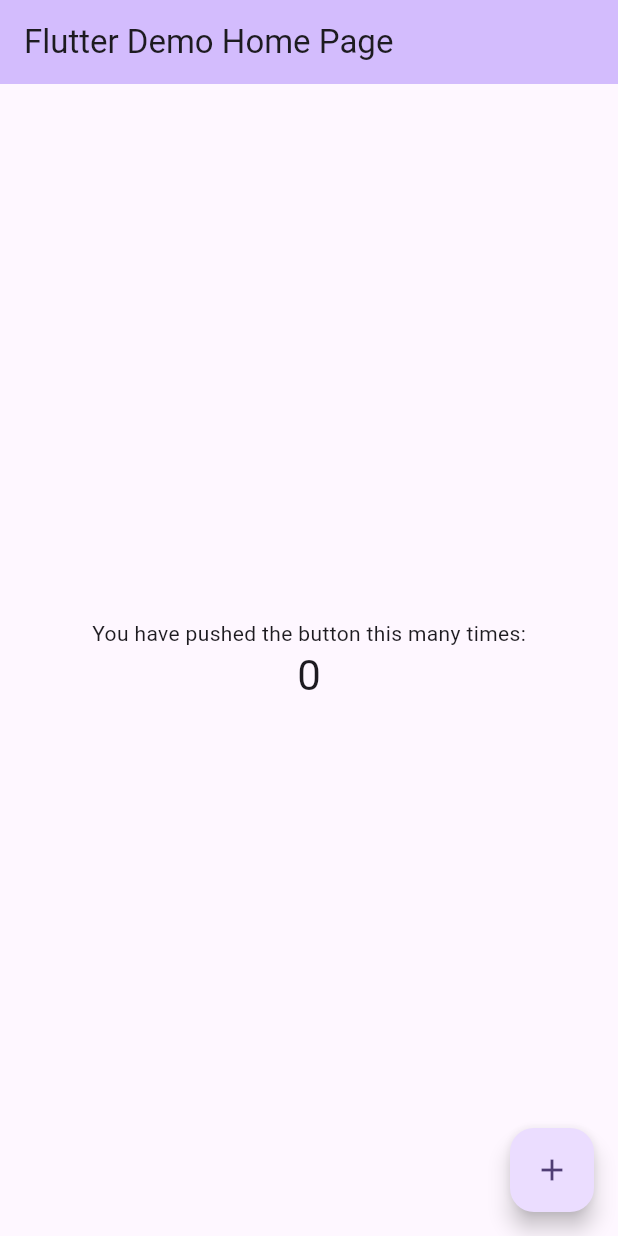
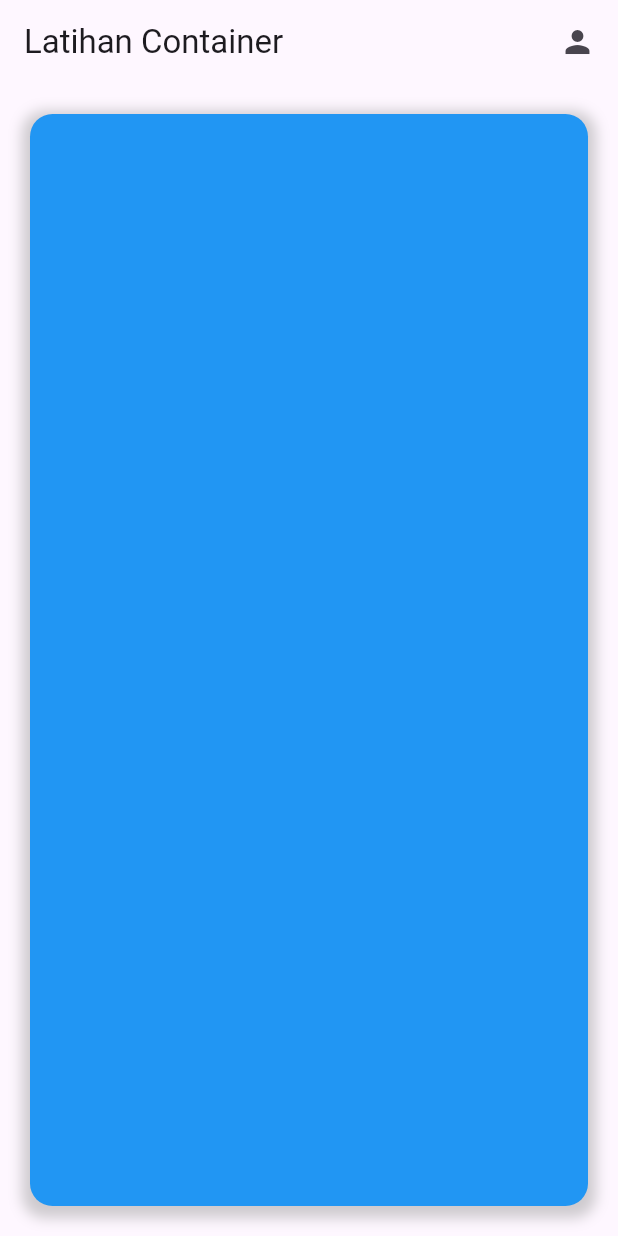
Before and after one commit to KbDevs12/tugas_week_5_112315059, a Flutter app: the screen it shows after launch, on a phone screen of 412 x 824 dp. Run offline on Flutter 3.47's test engine with Material 3 defaults, Android fonts, the phone set to English and light mode, and no system bars.

Commit message:
creating home

```diff
--- /dev/null
+++ b/lib/core.dart
@@ -0,0 +1,7 @@
+/*
+We believe, the class name must be unique.
+If there is a conflicting class name in this file,
+it means you have to rename it to something more unique.
+fileCount: 1
+*/
+export 'package:week_5/core_package.dart';
--- a/lib/main.dart
+++ b/lib/main.dart
@@ -11,112 +11,45 @@ class MyApp extends StatelessWidget {
   @override
   Widget build(BuildContext context) {
     return MaterialApp(
-      title: 'Flutter Demo',
+      title: 'Latihan Container',
       theme: ThemeData(
-        // This is the theme of your application.
-        //
-        // TRY THIS: Try running your application with "flutter run". You'll see
-        // the application has a purple toolbar. Then, without quitting the app,
-        // try changing the seedColor in the colorScheme below to Colors.green
-        // and then invoke "hot reload" (save your changes or press the "hot
-        // reload" button in a Flutter-supported IDE, or press "r" if you used
-        // the command line to start the app).
-        //
-        // Notice that the counter didn't reset back to zero; the application
-        // state is not lost during the reload. To reset the state, use hot
-        // restart instead.
-        //
-        // This works for code too, not just values: Most code changes can be
-        // tested with just a hot reload.
+        useMaterial3: true,
         colorScheme: ColorScheme.fromSeed(seedColor: Colors.deepPurple),
       ),
-      home: const MyHomePage(title: 'Flutter Demo Home Page'),
+      debugShowCheckedModeBanner: false,
+      home: const MyHome(title: 'Latihan Container'),
     );
   }
 }
 
-class MyHomePage extends StatefulWidget {
-  const MyHomePage({super.key, required this.title});
-
-  // This widget is the home page of your application. It is stateful, meaning
-  // that it has a State object (defined below) that contains fields that affect
-  // how it looks.
-
-  // This class is the configuration for the state. It holds the values (in this
-  // case the title) provided by the parent (in this case the App widget) and
-  // used by the build method of the State. Fields in a Widget subclass are
-  // always marked "final".
-
-  final String title;
-
-  @override
-  State<MyHomePage> createState() => _MyHomePageState();
-}
-
-class _MyHomePageState extends State<MyHomePage> {
-  int _counter = 0;
-
-  void _incrementCounter() {
-    setState(() {
-      // This call to setState tells the Flutter framework that something has
-      // changed in this State, which causes it to rerun the build method below
-      // so that the display can reflect the updated values. If we changed
-      // _counter without calling setState(), then the build method would not be
-      // called again, and so nothing would appear to happen.
-      _counter++;
-    });
-  }
+class MyHome extends StatelessWidget {
+  const MyHome({super.key, required this.title});
 
   @override
   Widget build(BuildContext context) {
-    // This method is rerun every time setState is called, for instance as done
-    // by the _incrementCounter method above.
-    //
-    // The Flutter framework has been optimized to make rerunning build methods
-    // fast, so that you can just rebuild anything that needs updating rather
-    // than having to individually change instances of widgets.
     return Scaffold(
       appBar: AppBar(
-        // TRY THIS: Try changing the color here to a specific color (to
-        // Colors.amber, perhaps?) and trigger a hot reload to see the AppBar
-        // change color while the other colors stay the same.
-        backgroundColor: Theme.of(context).colorScheme.inversePrimary,
-        // Here we take the value from the MyHomePage object that was created by
-        // the App.build method, and use it to set our appbar title.
-        title: Text(widget.title),
+        title: Text(title),
+        actions: [Icon(Icons.person), SizedBox(width: 15)],
       ),
-      body: Center(
-        // Center is a layout widget. It takes a single child and positions it
-        // in the middle of the parent.
-        child: Column(
-          // Column is also a layout widget. It takes a list of children and
-          // arranges them vertically. By default, it sizes itself to fit its
-          // children horizontally, and tries to be as tall as its parent.
-          //
-          // Column has various properties to control how it sizes itself and
-          // how it positions its children. Here we use mainAxisAlignment to
-          // center the children vertically; the main axis here is the vertical
-          // axis because Columns are vertical (the cross axis would be
-          // horizontal).
-          //
-          // TRY THIS: Invoke "debug painting" (choose the "Toggle Debug Paint"
-          // action in the IDE, or press "p" in the console), to see the
-          // wireframe for each widget.
-          mainAxisAlignment: MainAxisAlignment.center,
-          children: <Widget>[
-            const Text('You have pushed the button this many times:'),
-            Text(
-              '$_counter',
-              style: Theme.of(context).textTheme.headlineMedium,
+      body: Container(
+        margin: EdgeInsets.all(20),
+        padding: EdgeInsets.all(30),
+        decoration: BoxDecoration(
+          color: Colors.blue,
+          borderRadius: BorderRadius.circular(15),
+          boxShadow: [
+            BoxShadow(
+              color: Colors.grey.withOpacity(0.5),
+              spreadRadius: 5,
+              blurRadius: 7,
+              offset: Offset(0, 3),
             ),
           ],
         ),
       ),
-      floatingActionButton: FloatingActionButton(
-        onPressed: _incrementCounter,
-        tooltip: 'Increment',
-        child: const Icon(Icons.add),
-      ), // This trailing comma makes auto-formatting nicer for build methods.
     );
   }
+
+  final String title;
 }
```
Also changed, not shown: lib/core_package.dart (added), 1 other file.
